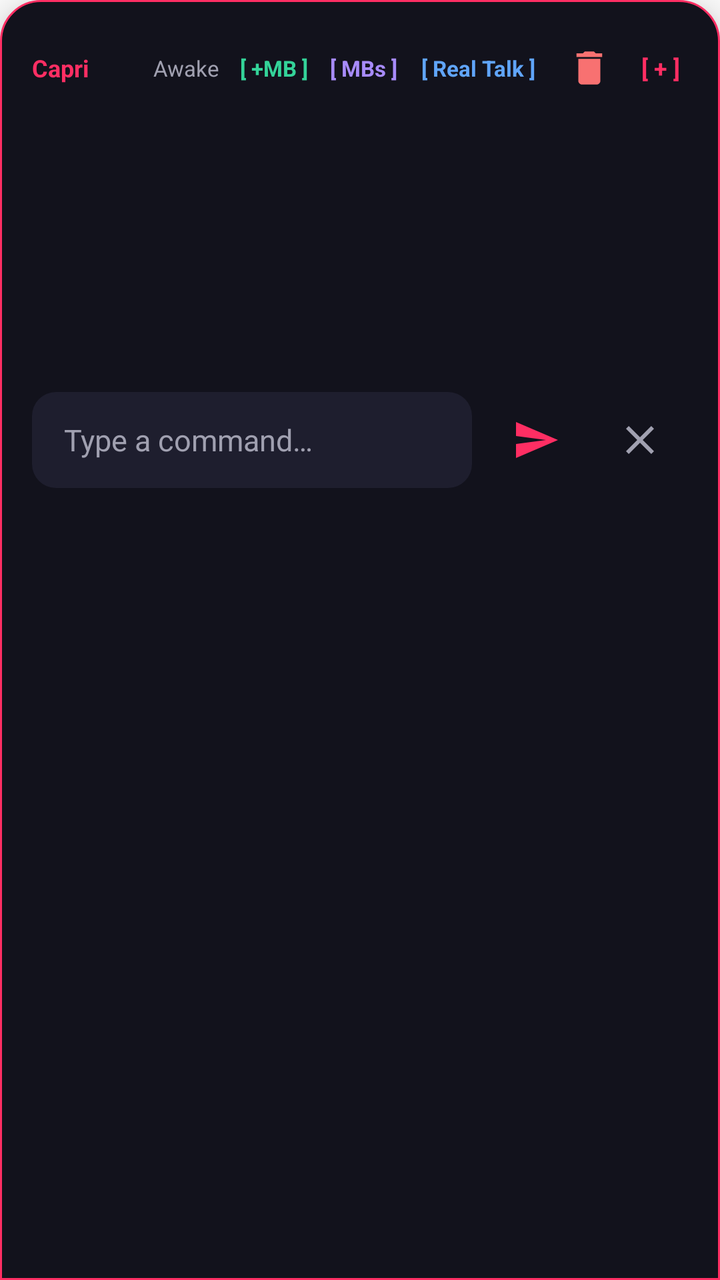
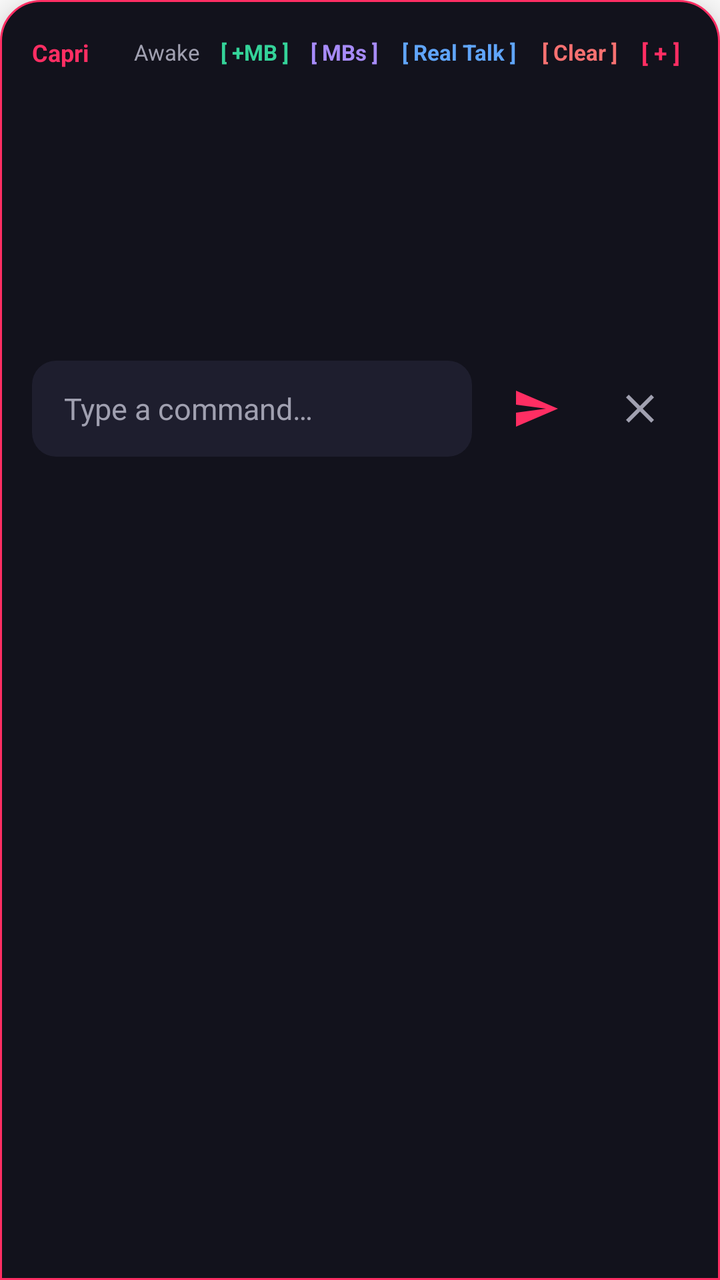

Two renders of the same Android screen: before a commit and after it. Below are the layout's source before the change and the commit's diff.
<!-- AndroidManifest.xml: application theme Theme.Capri -->
<!-- res/layout/chat_expanded.xml -->
<?xml version="1.0" encoding="utf-8"?>
<LinearLayout xmlns:android="http://schemas.android.com/apk/res/android"
    xmlns:app="http://schemas.android.com/apk/res-auto"
    android:id="@+id/chat_root"
    android:layout_width="match_parent"
    android:layout_height="wrap_content"
    android:layout_marginStart="16dp"
    android:layout_marginEnd="16dp"
    android:layout_marginBottom="32dp"
    android:background="@drawable/bg_chat_window"
    android:elevation="12dp"
    android:orientation="vertical"
    android:padding="16dp">

    <RelativeLayout
        android:layout_width="match_parent"
        android:layout_height="wrap_content"
        android:layout_marginBottom="8dp">

        <TextView
            android:layout_width="wrap_content"
            android:layout_height="wrap_content"
            android:layout_alignParentStart="true"
            android:layout_centerVertical="true"
            android:text="@string/app_name"
            android:textColor="@color/accent_red_pink"
            android:textSize="12sp"
            android:textStyle="bold" />

        <LinearLayout
            android:layout_width="wrap_content"
            android:layout_height="wrap_content"
            android:layout_alignParentEnd="true"
            android:layout_centerVertical="true"
            android:gravity="center_vertical"
            android:orientation="horizontal">

            <TextView
                android:id="@+id/status_indicator"
                android:layout_width="wrap_content"
                android:layout_height="wrap_content"
                android:layout_marginEnd="6dp"
                android:text="@string/status_awake"
                android:textColor="@color/text_secondary"
                android:textSize="11sp" />

            <TextView
                android:id="@+id/btn_add_mb"
                android:layout_width="wrap_content"
                android:layout_height="wrap_content"
                android:layout_marginEnd="3dp"
                android:background="?android:attr/selectableItemBackground"
                android:clickable="true"
                android:focusable="true"
                android:paddingStart="4dp"
                android:paddingEnd="4dp"
                android:paddingTop="2dp"
                android:paddingBottom="2dp"
                android:text="[ +MB ]"
                android:textColor="#34D399"
                android:textSize="11sp"
                android:textStyle="bold" />

            <TextView
                android:id="@+id/btn_toggle_mb"
                android:layout_width="wrap_content"
                android:layout_height="wrap_content"
                android:layout_marginEnd="3dp"
                android:background="?android:attr/selectableItemBackground"
                android:clickable="true"
                android:focusable="true"
                android:paddingStart="4dp"
                android:paddingEnd="4dp"
                android:paddingTop="2dp"
                android:paddingBottom="2dp"
                android:text="[ MBs ]"
                android:textColor="#A78BFA"
                android:textSize="11sp"
                android:textStyle="bold" />

            <TextView
                android:id="@+id/btn_real_talk"
                android:layout_width="wrap_content"
                android:layout_height="wrap_content"
                android:layout_marginEnd="4dp"
                android:background="?android:attr/selectableItemBackground"
                android:clickable="true"
                android:focusable="true"
                android:paddingStart="5dp"
                android:paddingEnd="5dp"
                android:paddingTop="2dp"
                android:paddingBottom="2dp"
                android:text="[ Real Talk ]"
                android:textColor="#60A5FA"
                android:textSize="11sp"
                android:textStyle="bold" />

            <androidx.appcompat.widget.AppCompatImageButton
                android:id="@+id/btn_clear_chat"
                android:layout_width="36dp"
                android:layout_height="36dp"
                android:layout_marginEnd="4dp"
                android:background="?android:attr/selectableItemBackgroundBorderless"
                android:clickable="true"
                android:focusable="true"
                android:contentDescription="Delete chat"
                android:padding="4dp"
                android:scaleType="centerInside"
                android:src="@drawable/ic_real_talk_clear"
                app:tint="#F87171" />

            <TextView
                android:id="@+id/btn_expand"
                android:layout_width="wrap_content"
                android:layout_height="wrap_content"
                android:background="?android:attr/selectableItemBackground"
                android:clickable="true"
                android:focusable="true"
                android:paddingStart="4dp"
                android:paddingEnd="4dp"
                android:paddingTop="2dp"
                android:paddingBottom="2dp"
                android:text="[ + ]"
                android:textColor="@color/accent_red_pink"
                android:textSize="12sp"
                android:textStyle="bold" />
        </LinearLayout>
    </RelativeLayout>

    <ScrollView
        android:id="@+id/chat_scroll"
        android:layout_width="match_parent"
        android:layout_height="120dp"
        android:layout_marginBottom="8dp"
        android:fillViewport="true">

        <LinearLayout
            android:id="@+id/chat_history_container"
            android:layout_width="match_parent"
            android:layout_height="wrap_content"
            android:orientation="vertical">

        </LinearLayout>
    </ScrollView>

    <LinearLayout
        android:id="@+id/thinking_container"
        android:layout_width="wrap_content"
        android:layout_height="wrap_content"
        android:layout_gravity="center_horizontal"
        android:layout_marginTop="4dp"
        android:layout_marginBottom="4dp"
        android:gravity="center_vertical"
        android:orientation="horizontal"
        android:visibility="gone">

        <ProgressBar
            android:id="@+id/thinking"
            android:layout_width="28dp"
            android:layout_height="28dp"
            android:indeterminateTint="@color/accent_red_pink" />

        <TextView
            android:id="@+id/thinking_text"
            android:layout_width="wrap_content"
            android:layout_height="wrap_content"
            android:layout_marginStart="8dp"
            android:textColor="@color/text_secondary"
            android:textSize="13sp" />
    </LinearLayout>

    <LinearLayout
        android:layout_width="match_parent"
        android:layout_height="wrap_content"
        android:layout_marginTop="8dp"
        android:gravity="center_vertical"
        android:orientation="horizontal">

        <EditText
            android:id="@+id/input_text"
            android:layout_width="0dp"
            android:layout_height="wrap_content"
            android:layout_weight="1"
            android:background="@drawable/bg_input_field"
            android:hint="@string/type_a_command"
            android:imeOptions="actionSend"
            android:inputType="text"
            android:minHeight="48dp"
            android:paddingStart="16dp"
            android:paddingEnd="16dp"
            android:textColor="@color/text_primary"
            android:textColorHint="@color/text_secondary"
            android:textSize="15sp" />

        <androidx.appcompat.widget.AppCompatImageButton
            android:id="@+id/send"
            android:layout_width="48dp"
            android:layout_height="48dp"
            android:layout_marginStart="8dp"
            android:background="?android:attr/selectableItemBackgroundBorderless"
            android:contentDescription="@string/send"
            app:srcCompat="@drawable/ic_send" />

        <androidx.appcompat.widget.AppCompatImageButton
            android:id="@+id/close"
            android:layout_width="48dp"
            android:layout_height="48dp"
            android:layout_marginStart="4dp"
            android:background="?android:attr/selectableItemBackgroundBorderless"
            android:contentDescription="@string/close"
            app:srcCompat="@drawable/ic_close" />
    </LinearLayout>

</LinearLayout>
<!-- resources referenced by this layout -->
<resources>
  <color name="accent_red_pink">#FF2E63</color>
  <color name="text_primary">#EDEDF2</color>
  <color name="text_secondary">#A0A0B0</color>
  <!-- drawable bg_chat_window (drawable) -->
  <?xml version="1.0" encoding="utf-8"?>
  <shape xmlns:android="http://schemas.android.com/apk/res/android"
      android:shape="rectangle">
      <solid android:color="@color/chat_bg" />
      <corners
          android:topLeftRadius="20dp"
          android:topRightRadius="20dp"
          android:bottomLeftRadius="0dp"
          android:bottomRightRadius="0dp" />
      <stroke
          android:width="1dp"
          android:color="@color/accent_red_pink" />
  </shape>
  <!-- drawable bg_input_field (drawable) -->
  <?xml version="1.0" encoding="utf-8"?>
  <shape xmlns:android="http://schemas.android.com/apk/res/android"
      android:shape="rectangle">
      <solid android:color="@color/input_bg" />
      <corners android:radius="12dp" />
  </shape>
  <!-- drawable ic_close (drawable) -->
  <?xml version="1.0" encoding="utf-8"?>
  <vector xmlns:android="http://schemas.android.com/apk/res/android"
      android:width="24dp"
      android:height="24dp"
      android:viewportWidth="24"
      android:viewportHeight="24">
      <path
          android:fillColor="@color/text_secondary"
          android:pathData="M19,6.41L17.59,5L12,10.59L6.41,5L5,6.41L10.59,12L5,17.59L6.41,19L12,13.41L17.59,19L19,17.59L13.41,12z"/>
  </vector>
  <!-- drawable ic_real_talk_clear (drawable) -->
  <?xml version="1.0" encoding="utf-8"?>
  <vector xmlns:android="http://schemas.android.com/apk/res/android"
      android:width="22dp"
      android:height="22dp"
      android:viewportWidth="24"
      android:viewportHeight="24">
      <path
          android:fillColor="#94A3B8"
          android:pathData="M6,19c0,1.1 0.9,2 2,2h8c1.1,0 2,-0.9 2,-2V7H6v12zM19,4h-3.5l-1,-1h-5l-1,1H5v2h14V4z" />
  </vector>
  <!-- drawable ic_send (drawable) -->
  <?xml version="1.0" encoding="utf-8"?>
  <vector xmlns:android="http://schemas.android.com/apk/res/android"
      android:width="24dp"
      android:height="24dp"
      android:viewportWidth="24"
      android:viewportHeight="24">
      <path
          android:fillColor="@color/accent_red_pink"
          android:pathData="M2.01,21L23,12L2.01,3L2,10l15,2l-15,2z"/>
  </vector>
  <string name="app_name">Capri</string>
  <string name="close">Close</string>
  <string name="send">Send</string>
  <string name="status_awake">Awake</string>
  <string name="type_a_command">Type a command…</string>
  <style name="Theme.Capri" parent="Theme.MaterialComponents.DayNight.NoActionBar">
          
          <item name="colorPrimary">@color/accent_red_pink</item>
          <item name="colorPrimaryVariant">@color/bubble_bg</item>
          <item name="colorOnPrimary">@color/white</item>
          
          <item name="colorSecondary">@color/accent_red_pink</item>
          <item name="colorSecondaryVariant">@color/accent_red_pink</item>
          <item name="colorOnSecondary">@color/white</item>
          <item name="android:statusBarColor">@color/bubble_bg</item>
      </style>
  <color name="chat_bg">#12121C</color>
  <color name="input_bg">#1E1E2E</color>
  <color name="bubble_bg">#14141F</color>
  <color name="white">#FFFFFFFF</color>
</resources>

<!-- the commit's change to res/layout/chat_expanded.xml (unified diff, before → after) -->
@@ -95,19 +95,22 @@
                 android:textSize="11sp"
                 android:textStyle="bold" />
 
-            <androidx.appcompat.widget.AppCompatImageButton
+            <TextView
                 android:id="@+id/btn_clear_chat"
-                android:layout_width="36dp"
-                android:layout_height="36dp"
+                android:layout_width="wrap_content"
+                android:layout_height="wrap_content"
                 android:layout_marginEnd="4dp"
-                android:background="?android:attr/selectableItemBackgroundBorderless"
-                android:clickable="true"
-                android:focusable="true"
-                android:contentDescription="Delete chat"
-                android:padding="4dp"
-                android:scaleType="centerInside"
-                android:src="@drawable/ic_real_talk_clear"
-                app:tint="#F87171" />
+                android:background="?android:attr/selectableItemBackground"
+                android:clickable="true"
+                android:focusable="true"
+                android:paddingStart="4dp"
+                android:paddingEnd="4dp"
+                android:paddingTop="2dp"
+                android:paddingBottom="2dp"
+                android:text="[ Clear ]"
+                android:textColor="#F87171"
+                android:textSize="11sp"
+                android:textStyle="bold" />
 
             <TextView
                 android:id="@+id/btn_expand"
<!-- resource entries referenced after the edit -->
@@ -35,17 +35,6 @@
           android:fillColor="@color/text_secondary"
           android:pathData="M19,6.41L17.59,5L12,10.59L6.41,5L5,6.41L10.59,12L5,17.59L6.41,19L12,13.41L17.59,19L19,17.59L13.41,12z"/>
   </vector>
-  <!-- drawable ic_real_talk_clear (drawable) -->
-  <?xml version="1.0" encoding="utf-8"?>
-  <vector xmlns:android="http://schemas.android.com/apk/res/android"
-      android:width="22dp"
-      android:height="22dp"
-      android:viewportWidth="24"
-      android:viewportHeight="24">
-      <path
-          android:fillColor="#94A3B8"
-          android:pathData="M6,19c0,1.1 0.9,2 2,2h8c1.1,0 2,-0.9 2,-2V7H6v12zM19,4h-3.5l-1,-1h-5l-1,1H5v2h14V4z" />
-  </vector>
   <!-- drawable ic_send (drawable) -->
   <?xml version="1.0" encoding="utf-8"?>
   <vector xmlns:android="http://schemas.android.com/apk/res/android"
